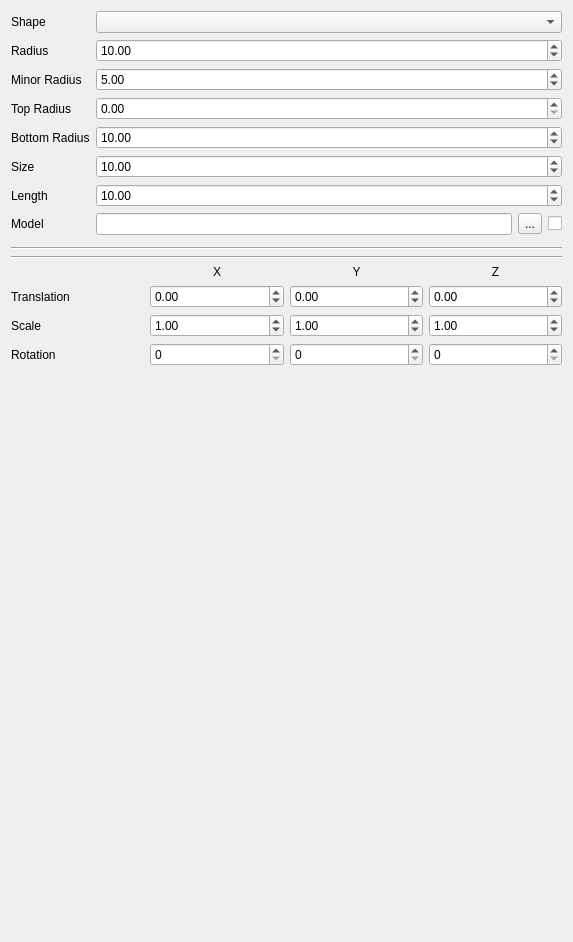
Before: the Qt Designer form src/ui/3d/point3dsymbolwidget.ui in qgis/QGIS, drawn with Qt 5.
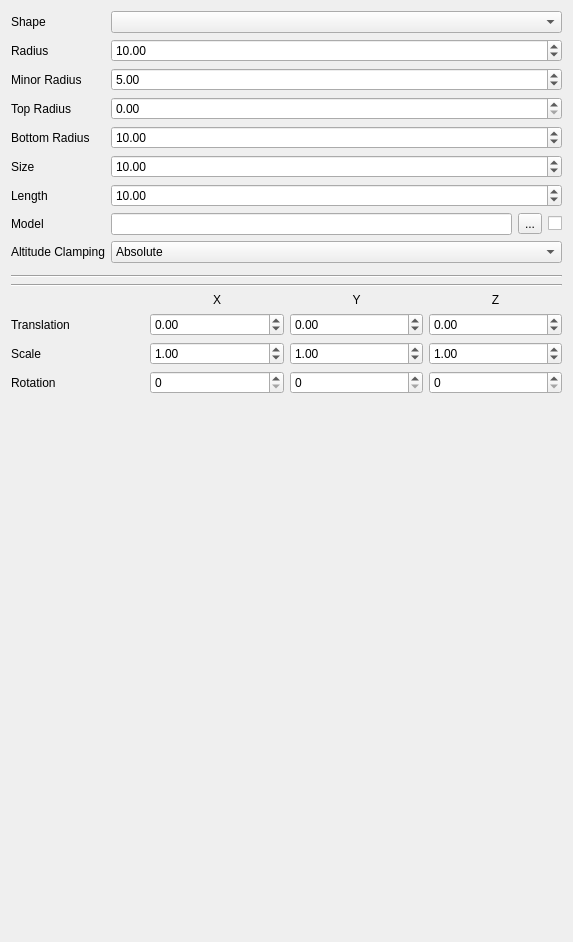
After: the same form once the commit is applied. Custom widgets are drawn as their Qt base class.

Commit message: [3D] Fix missing Z support for point layers

```diff
--- a/src/ui/3d/point3dsymbolwidget.ui
+++ b/src/ui/3d/point3dsymbolwidget.ui
@@ -151,24 +151,50 @@
      </item>
     </layout>
    </item>
-   <item row="8" column="0" colspan="2">
-    <widget class="QgsPhongMaterialWidget" name="widgetMaterial" native="true"/>
+   <item row="8" column="0">
+    <widget class="QLabel" name="labelAltClamping">
+     <property name="text">
+      <string>Altitude Clamping</string>
+     </property>
+    </widget>
+   </item>
+   <item row="8" column="1">
+    <widget class="QComboBox" name="cboAltClamping">
+     <item>
+      <property name="text">
+       <string>Absolute</string>
+      </property>
+     </item>
+     <item>
+      <property name="text">
+       <string>Relative</string>
+      </property>
+     </item>
+     <item>
+      <property name="text">
+       <string>Terrain</string>
+      </property>
+     </item>
+    </widget>
    </item>
    <item row="9" column="0" colspan="2">
-    <widget class="Line" name="line">
-     <property name="orientation">
-      <enum>Qt::Horizontal</enum>
-     </property>
-    </widget>
+    <widget class="QgsPhongMaterialWidget" name="widgetMaterial" native="true"/>
    </item>
    <item row="10" column="0" colspan="2">
-    <widget class="Line" name="line_2">
+    <widget class="Line" name="line">
      <property name="orientation">
       <enum>Qt::Horizontal</enum>
      </property>
     </widget>
    </item>
    <item row="11" column="0" colspan="2">
+    <widget class="Line" name="line_2">
+     <property name="orientation">
+      <enum>Qt::Horizontal</enum>
+     </property>
+    </widget>
+   </item>
+   <item row="12" column="0" colspan="2">
     <layout class="QGridLayout" name="gridLayout">
      <item row="0" column="1">
       <widget class="QLabel" name="label_5">
```
The commit also changes 6 other files.
